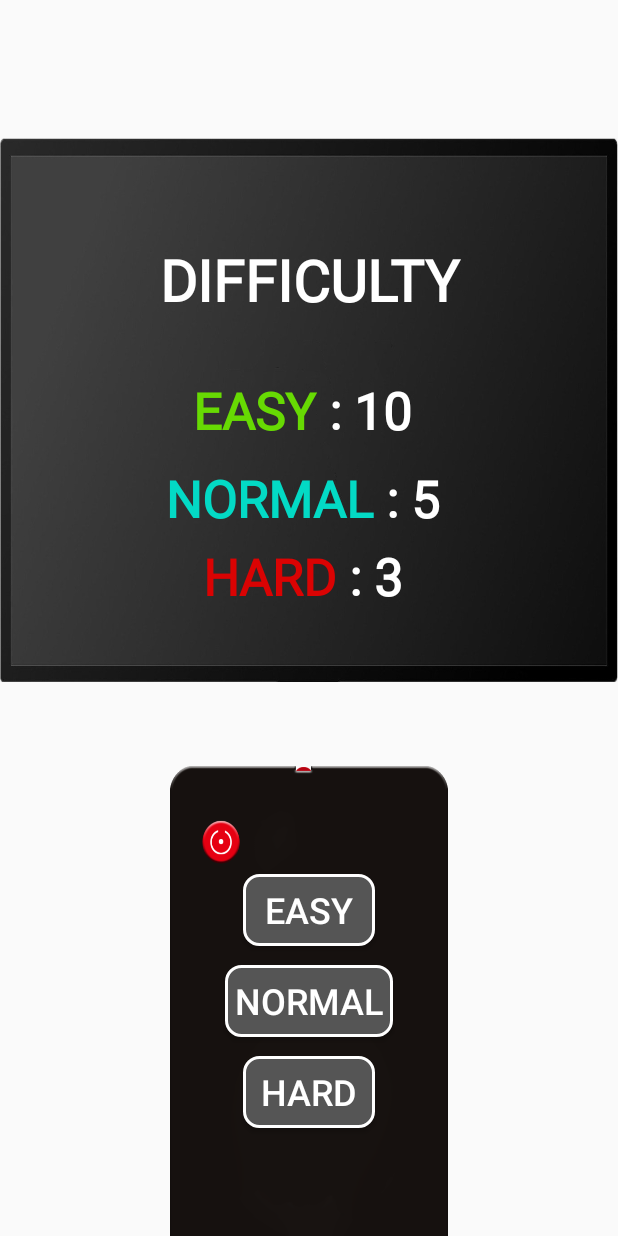
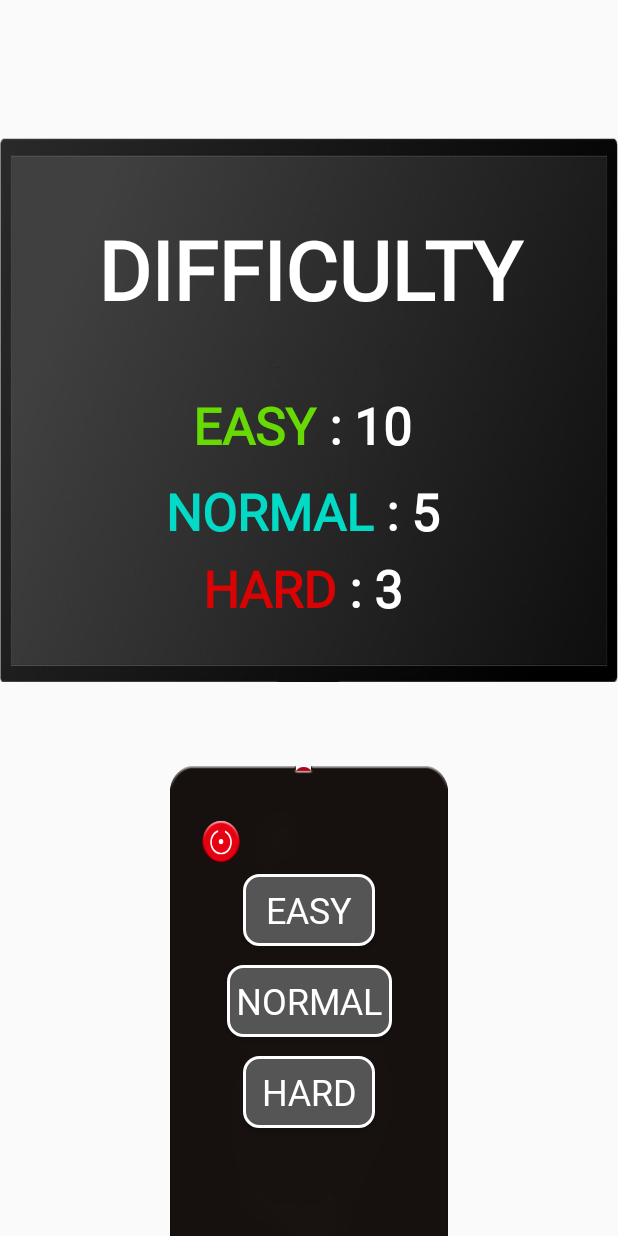
Before and after one commit to JongReulk/KpopFix, an Android app: the DifficultyActivity screen opened directly, with no data from a screen before it, on a phone screen of 412 x 824 dp. Run offline under Robolectric (Android 15) with nearby library versions, the phone set to English and light mode, and no system bars.

Commit message:
리모콘 버튼 및 액티비티 별 타이틀에 폰트 적용

```diff
--- /dev/null
+++ b/app/src/main/res/font/font_basic.xml
@@ -0,0 +1,8 @@
+<?xml version="1.0" encoding="utf-8"?>
+<font-family xmlns:android="http://schemas.android.com/apk/res/android">
+    <font
+        android:fontStyle = "normal"
+        android:fontWeight = "400"
+        android:font = "@font/esamanrumedium"/>
+
+</font-family>
--- /dev/null
+++ b/app/src/main/res/font/font_basicbold.xml
@@ -0,0 +1,8 @@
+<?xml version="1.0" encoding="utf-8"?>
+<font-family xmlns:android="http://schemas.android.com/apk/res/android">
+    <font
+        android:fontStyle = "normal"
+        android:fontWeight = "400"
+        android:font = "@font/esamanrubold"/>
+
+</font-family>
--- a/app/src/main/res/layout/activity_difficulty.xml
+++ b/app/src/main/res/layout/activity_difficulty.xml
@@ -43,7 +43,7 @@
             android:textColor="@color/white"
             android:textStyle="bold"
             android:gravity="center"
-            android:fontFamily="@font/font_digital"
+            android:fontFamily="@font/font_basicbold"
             android:autoSizeTextType="uniform"
             android:autoSizeMinTextSize="24sp"
             android:autoSizeMaxTextSize="100sp"
@@ -53,9 +53,9 @@
             app:layout_constraintBottom_toBottomOf="parent"
             app:layout_constraintLeft_toLeftOf="parent"
             app:layout_constraintRight_toRightOf="parent"
-            app:layout_constraintVertical_bias="0.2"
-            app:layout_constraintHeight_percent="0.2"
-            app:layout_constraintWidth_percent="0.5"
+            app:layout_constraintVertical_bias="0.13"
+            app:layout_constraintHeight_percent="0.3"
+            app:layout_constraintWidth_percent="0.7"
             />
 
 
@@ -153,7 +153,7 @@
             android:layout_width="0dp"
             android:layout_height="0dp"
             android:text="@string/Difficulty"
-            android:fontFamily="@font/font_digital"
+            android:fontFamily="@font/font_basicbold"
             android:textColor="@color/white"
             android:textStyle="bold"
             android:gravity="center"
@@ -166,9 +166,9 @@
             app:layout_constraintBottom_toBottomOf="parent"
             app:layout_constraintLeft_toLeftOf="parent"
             app:layout_constraintRight_toRightOf="parent"
-            app:layout_constraintVertical_bias="0.2"
-            app:layout_constraintHeight_percent="0.2"
-            app:layout_constraintWidth_percent="0.5"
+            app:layout_constraintVertical_bias="0.13"
+            app:layout_constraintHeight_percent="0.3"
+            app:layout_constraintWidth_percent="0.7"
             />
 
         <TextView
@@ -256,6 +256,7 @@
             android:background="@drawable/btn_remote"
             android:textColor="@color/white"
             android:soundEffectsEnabled="false"
+            android:fontFamily="@font/font_basic"
 
             app:layout_constraintTop_toTopOf="parent"
             app:layout_constraintLeft_toLeftOf="parent"
@@ -274,6 +275,7 @@
             android:background="@drawable/btn_remote"
             android:textColor="@color/white"
             android:soundEffectsEnabled="false"
+            android:fontFamily="@font/font_basic"
 
             app:layout_constraintTop_toTopOf="parent"
             app:layout_constraintLeft_toLeftOf="parent"
@@ -292,6 +294,7 @@
             android:background="@drawable/btn_remote"
             android:textColor="@color/white"
             android:soundEffectsEnabled="false"
+            android:fontFamily="@font/font_basic"
 
             app:layout_constraintTop_toBottomOf="@+id/normal_Button"
             app:layout_constraintLeft_toLeftOf="parent"
--- a/app/src/main/res/layout/activity_main.xml
+++ b/app/src/main/res/layout/activity_main.xml
@@ -34,7 +34,7 @@
             <com.course.kpop.TypingEffect
                 android:id="@+id/txtTitle"
                 android:text="@string/Title"
-                android:fontFamily="@font/font_digital"
+                android:fontFamily="@font/font_basicbold"
                 android:layout_width="0dp"
                 android:layout_height="0dp"
                 android:textColor="@color/white"
@@ -131,6 +131,7 @@
             android:text="@string/start"
             android:textSize="24sp"
             android:gravity="center"
+            android:fontFamily="@font/font_basic"
             android:background="@drawable/btn_remote"
             android:textColor="@color/white"
             android:soundEffectsEnabled="false"
@@ -149,6 +150,7 @@
             android:text="@string/Setting"
             android:textSize="24sp"
             android:gravity="center"
+            android:fontFamily="@font/font_basic"
             android:background="@drawable/btn_remote"
             android:textColor="@color/white"
             android:soundEffectsEnabled="false"
@@ -169,6 +171,7 @@
             android:background="@drawable/btn_remote"
             android:textColor="@color/white"
             android:textSize="24sp"
+            android:fontFamily="@font/font_basic"
             android:soundEffectsEnabled="false"
 
             app:layout_constraintTop_toBottomOf="@+id/setting_Button"
--- a/app/src/main/res/values/strings.xml
+++ b/app/src/main/res/values/strings.xml
@@ -1,7 +1,7 @@
 <resources>
     <string name="app_name">Kpop</string>
     <string name="start">START</string>
-    <string name="Title" translatable="false">K-pop\n게임</string>
+    <string name="Title" translatable="false">K-POP\n게임</string>
     <string name="bestscore">Best Score</string>
     <string name="Easy">EASY</string>
     <string name="Normal">" NORMAL "</string>
```
Also changed, not shown: app/src/main/res/font/font_basiclight.xml (added, +8 -0 lines), app/src/main/res/layout/activity_quiz_main.xml (+8 -2 lines), app/src/main/res/layout/activity_year_new.xml (+4 -3 lines), 3 other files.
